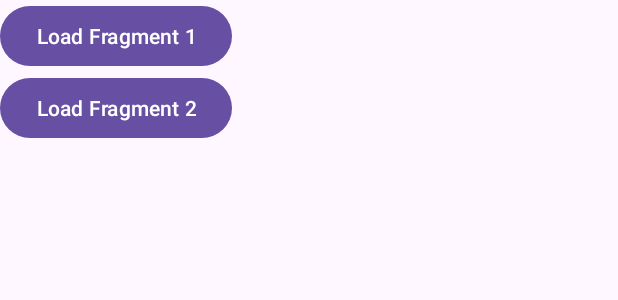
After one commit to sujan-poudel-03/classroom, an Android app: the layout activity_fragment_example.xml on its own in the app's theme, with its tools: preview values and no code run, on a phone screen of 412 x 824 dp. The commit adds this screen. Shown: the top 300 px of the screen. Run offline under Robolectric (Android 15) with nearby library versions, the phone set to English and light mode, and no system bars.

Commit message:
added fragment

```diff
--- /dev/null
+++ b/app/src/main/res/layout/activity_fragment_example.xml
@@ -0,0 +1,35 @@
+<?xml version="1.0" encoding="utf-8"?>
+<androidx.constraintlayout.widget.ConstraintLayout xmlns:android="http://schemas.android.com/apk/res/android"
+    xmlns:app="http://schemas.android.com/apk/res-auto"
+    xmlns:tools="http://schemas.android.com/tools"
+    android:id="@+id/main"
+    android:layout_width="match_parent"
+    android:layout_height="match_parent">
+
+    <LinearLayout
+        android:id="@+id/fragment_list"
+        android:layout_width="wrap_content"
+        android:layout_height="wrap_content"
+        android:orientation="vertical"
+        android:layout_marginTop="25dp"
+        tools:ignore="MissingConstraints">
+        <Button
+            android:id="@+id/btnFragment1"
+            android:layout_height="wrap_content"
+            android:layout_width="wrap_content"
+            android:text="Load Fragment 1" />
+
+        <Button
+            android:id="@+id/btnFragment2"
+            android:layout_width="wrap_content"
+            android:layout_height="wrap_content"
+            android:text="Load Fragment 2" />
+
+        <FrameLayout
+            android:id="@+id/fragmentContainer"
+            android:layout_width="match_parent"
+            android:layout_height="match_parent"/>
+
+    </LinearLayout>
+
+    </androidx.constraintlayout.widget.ConstraintLayout>
--- a/app/src/main/res/layout/fragment_first.xml
+++ b/app/src/main/res/layout/fragment_first.xml
@@ -31,5 +31,6 @@
             app:layout_constraintEnd_toEndOf="parent"
             app:layout_constraintStart_toStartOf="parent"
             app:layout_constraintTop_toBottomOf="@id/button_first" />
+
     </androidx.constraintlayout.widget.ConstraintLayout>
 </androidx.core.widget.NestedScrollView>
--- a/app/src/main/res/values/strings.xml
+++ b/app/src/main/res/values/strings.xml
@@ -57,4 +57,6 @@
         libero vel nunc consequat, quis tincidunt nisl eleifend. Cras bibendum enim a justo luctus
         vestibulum. Fusce dictum libero quis erat maximus, vitae volutpat diam dignissim.
     </string>
+    <!-- TODO: Remove or change this placeholder text -->
+    <string name="hello_blank_fragment">Hello blank fragment</string>
 </resources>
```
Also changed, not shown: app/src/main/AndroidManifest.xml (+27 -17 lines), app/src/main/java/com/example/classroom/FragmentExampleActivity.java (added, +57 -0 lines), app/src/main/java/com/example/classroom/FragmentLifeCycle.java (added, +61 -0 lines), app/src/main/java/com/example/classroom/StaticFragmentDemo.java (added, +24 -0 lines), app/src/main/res/layout/activity_static_fragment_demo.xml (added, +18 -0 lines), app/src/main/res/layout/fragment_life_cycle.xml (added, +14 -0 lines).
